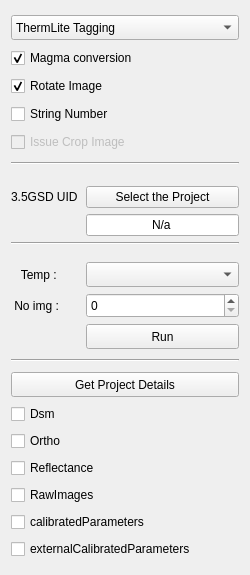
The window that windows/ImageTagging.ui (sensehawk/qgis_plugin) describes before a commit, drawn with Qt 5.
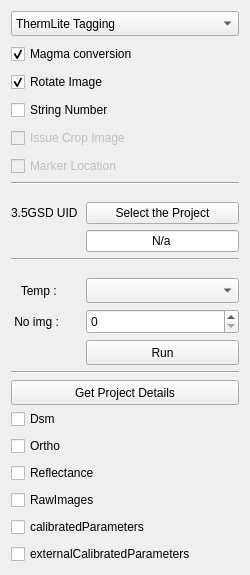
The same window after the commit. Custom widgets are drawn as their Qt base class.

Commit message: markerlocation option added

The edit to the form file:
```diff
--- a/windows/ImageTagging.ui
+++ b/windows/ImageTagging.ui
@@ -131,6 +131,16 @@
        </property>
       </widget>
      </item>
+     <item>
+      <widget class="QCheckBox" name="markerlocation">
+       <property name="enabled">
+        <bool>false</bool>
+       </property>
+       <property name="text">
+        <string>Marker Location</string>
+       </property>
+      </widget>
+     </item>
     </layout>
    </item>
    <item>
```
The commit also changes 6 other files.
